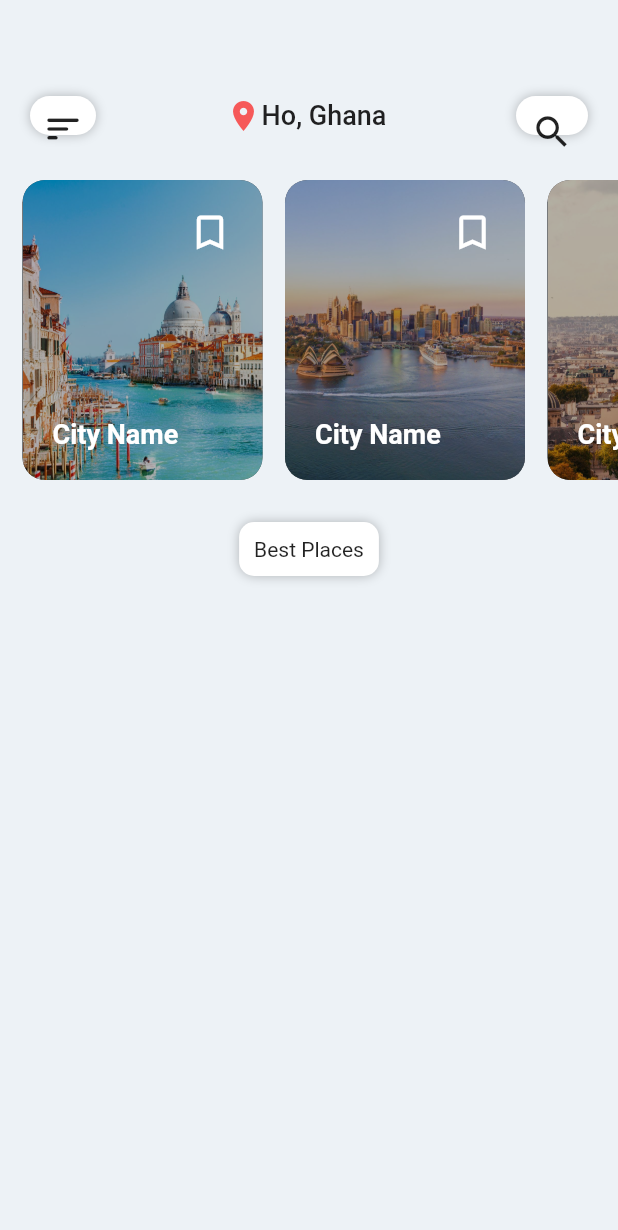
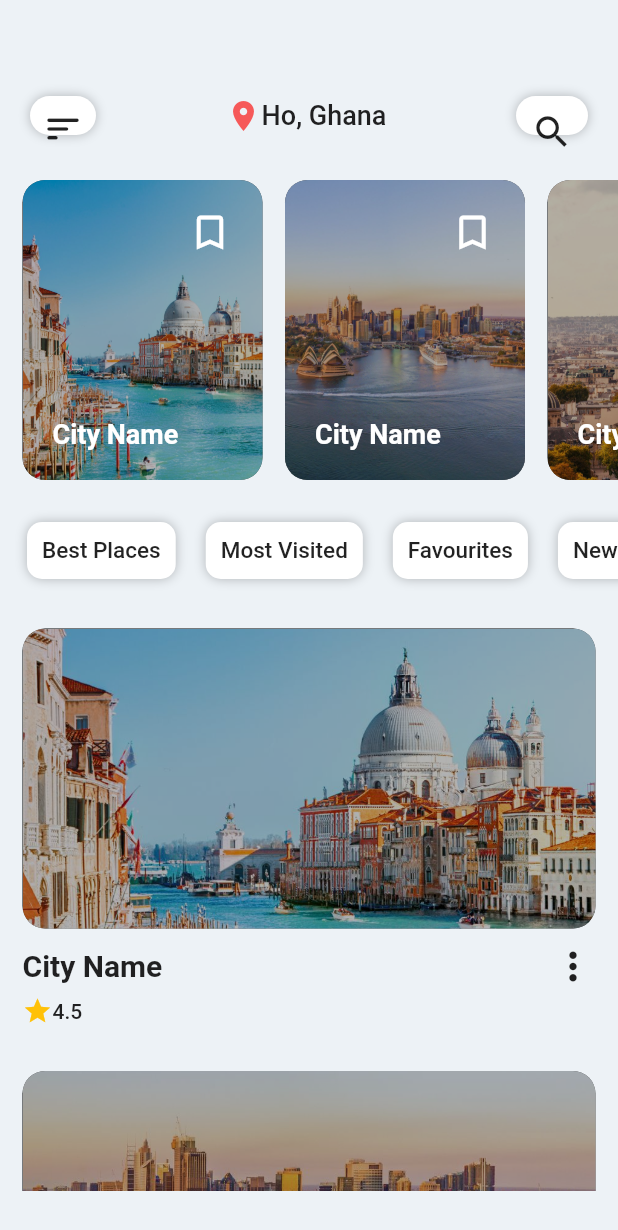
Before and after one commit to SethMegbetor/flutter-travel-app-ui, a Flutter app: the HomePage screen opened directly, on a phone screen of 412 x 824 dp. Shown: the top 1230 px of the screen. Run offline on Flutter 3.47's test engine with Material 2 defaults, Android fonts, the phone set to English and light mode, and no system bars.

Commit message:
done with the home page

```diff
--- a/lib/screens/home_screen.dart
+++ b/lib/screens/home_screen.dart
@@ -2,7 +2,16 @@ import 'package:flutter/material.dart';
 import 'package:travel_app_ui/widgets/home_app_bar.dart';
 
 class HomePage extends StatelessWidget {
-  const HomePage({super.key});
+  // const HomePage({super.key});
+
+  var category = [
+    "Best Places",
+    "Most Visited",
+    "Favourites",
+    "New Added",
+    "Hotels",
+    "Restaurants",
+  ];
 
   @override
   Widget build(BuildContext context) {
@@ -81,6 +90,7 @@ class HomePage extends StatelessWidget {
                     padding: EdgeInsets.all(8),
                     child: Row(
                       children: [
+                        for (int i = 0; i < 6; i++)
                           Container(
                             margin: EdgeInsets.symmetric(horizontal: 10),
                             padding: EdgeInsets.all(10),
@@ -95,11 +105,10 @@ class HomePage extends StatelessWidget {
                               ],
                             ),
                             child: Text(
-                            "Best Places",
-                            style: TextStyle(),
-                          ),
-                        )
-                      ],
+                              category[i],
+                              style: TextStyle(
+                                fontSize: 15,
+                                fontWeight: FontWeight.w500,
                               ),
                             ),
                           )
@@ -107,7 +116,78 @@ class HomePage extends StatelessWidget {
                     ),
                   ),
                 ),
+                SizedBox(height: 10),
+                ListView.builder(
+                    physics: NeverScrollableScrollPhysics(),
+                    itemCount: 6,
+                    shrinkWrap: true,
+                    itemBuilder: (BuildContext context, int index) {
+                      return Padding(
+                        padding: EdgeInsets.all(15),
+                        child: Column(
+                          children: [
+                            InkWell(
+                              onTap: () {},
+                              child: Container(
+                                height: 200,
+                                decoration: BoxDecoration(
+                                  color: Colors.black,
+                                  borderRadius: BorderRadius.circular(15),
+                                  image: DecorationImage(
+                                    image: AssetImage(
+                                        "images/city${index + 1}.jpg"),
+                                    fit: BoxFit.cover,
+                                    opacity: 0.7,
                                   ),
+                                ),
+                              ),
+                            ),
+                            Padding(
+                              padding: EdgeInsets.only(top: 10),
+                              child: Row(
+                                mainAxisAlignment:
+                                    MainAxisAlignment.spaceBetween,
+                                children: [
+                                  Text(
+                                    "City Name",
+                                    style: TextStyle(
+                                      fontSize: 20,
+                                      fontWeight: FontWeight.w600,
+                                    ),
+                                  ),
+                                  Icon(
+                                    Icons.more_vert,
+                                    size: 30,
+                                  )
+                                ],
+                              ),
+                            ),
+                            SizedBox(height: 5),
+                            Row(
+                              children: [
+                                Icon(
+                                  Icons.star,
+                                  color: Colors.amber,
+                                  size: 20,
+                                ),
+                                Text(
+                                  "4.5",
+                                  style: TextStyle(
+                                    fontWeight: FontWeight.w500,
+                                  ),
+                                )
+                              ],
+                            )
+                          ],
+                        ),
+                      );
+                    }),
+              ],
+            ),
+          ),
+        ),
+      ),
+    // bottomNavigationBar: ,
     );
   }
 }
```
Lines whose indentation alone changed are shown as unchanged.
